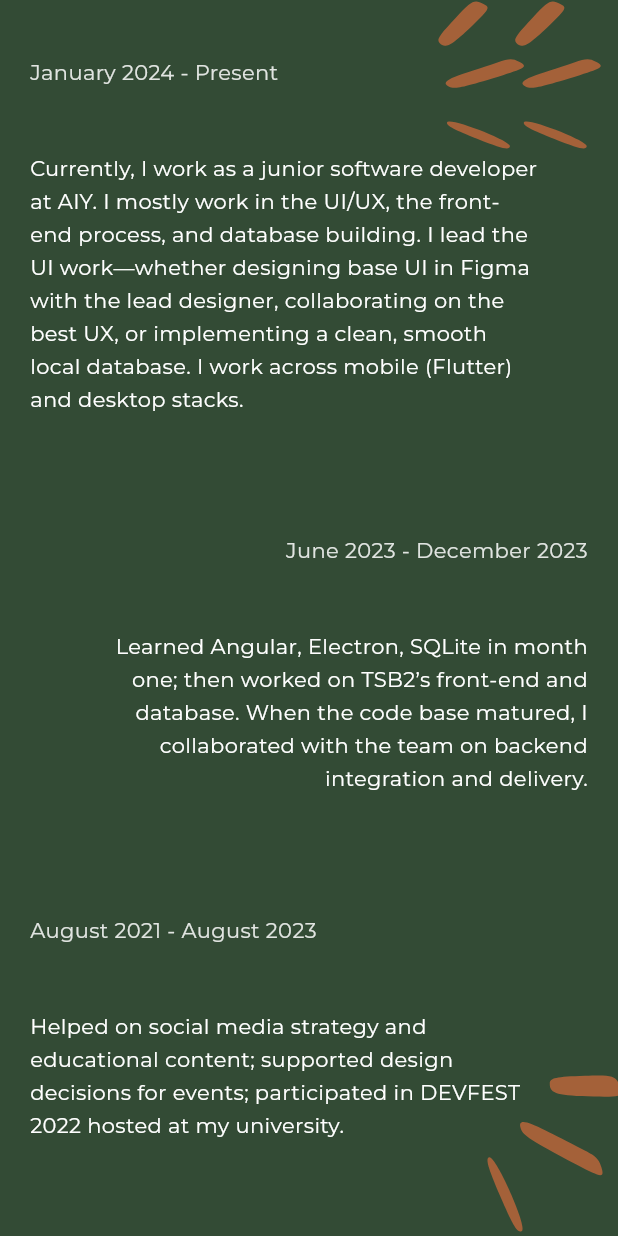
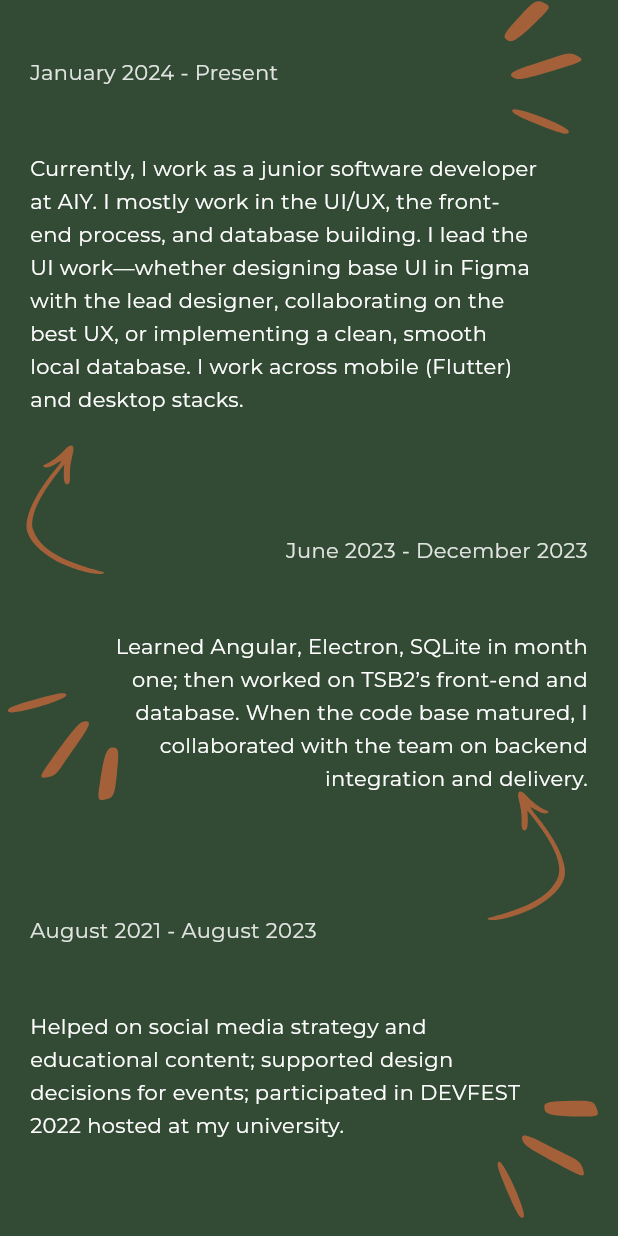
Before and after one commit to Rayane300402/application_portfolio, a Flutter app: the ExperienceSection widget shown alone on an empty page, opened directly, on a phone screen of 412 x 824 dp. Run offline on Flutter 3.47's test engine with Material 3 defaults, Android fonts, the phone set to English and light mode, and no system bars; our stand-ins replace flutter_svg, google_fonts; missing offline and left inert: file_saver; project files that could hold a hidden picture were left out.

Commit message:
experience done

```diff
--- a/lib/features/experienceSection.dart
+++ b/lib/features/experienceSection.dart
@@ -11,6 +11,7 @@ class ExperienceSection extends StatelessWidget {
   Widget build(BuildContext context) {
     final accent = AppTheme.accentOrange74;
     final w = MediaQuery.of(context).size.width;
+    final h = MediaQuery.of(context).size.height;
 
     return Stack(
       clipBehavior: Clip.none,
@@ -51,64 +52,69 @@ class ExperienceSection extends StatelessWidget {
         ),
 
         // ===== Inter-entry accents (2 arrows + 3 excitements) =====
-        // You’ll tweak these `top/left/right` numbers by eye to match your layout.
-        // Using currentColor so tint is controlled here.
-        // ARROW near first entry (to the right)
-        // Positioned(
-        //   top: 0,         // <-- tune
-        //   right: 0,
-        //   child: SvgPicture.asset(
-        //     'assets/images/arrowRight.svg',
-        //     width: 36,
-        //     theme: SvgTheme(currentColor: accent),
-        //   ),
-        // ),
-
-        // ARROW near second entry (to the left)
-        // Positioned(
-        //   top: 0,        // <-- tune
-        //   left: 0,
-        //   child: SvgPicture.asset(
-        //     'assets/images/arrowLeft.svg',
-        //     width: 36,
-        //     theme: SvgTheme(currentColor: accent),
-        //   ),
-        // ),
-
-        // EXCITEMENT #1 (between 1 and 2)
+        // left arrow one
         Positioned(
-          top: 0,        // <-- tune
-          right: - 10,
+          top: h * 0.35,
+          left: 0,
           child: SvgPicture.asset(
-            'assets/images/Excitement.svg',
+            'assets/images/arrowRight.svg',
             width: 100,
             theme: SvgTheme(currentColor: accent),
           ),
         ),
 
-        // EXCITEMENT #2 (behind 2)
+        // right arrow two
         Positioned(
-          bottom: 0,
-          right: -20,
+          top: h * 0.63,         // <-- tune
+          right: -w * 0.2,
+          child: Transform(
+            transform: Matrix4.identity()..scale(-1.0,1.0,1.0),
+            child: SvgPicture.asset(
+              'assets/images/arrowRight.svg',
+              width: 100,
+              theme: SvgTheme(currentColor: accent),
+            ),
+          ),
+        ),
+
+
+        // EXCITEMENT #1 (start)
+        Positioned(
+          top: 0,        // <-- tune
+          right: 5,
+          child: SvgPicture.asset(
+            'assets/images/Excitement.svg',
+            width: 90,
+            theme: SvgTheme(currentColor: accent),
+          ),
+        ),
+
+        // EXCITEMENT #2 (at bottom)
+        Positioned(
+          bottom: 10,
+          right: 0,
           child: Transform.rotate(
             angle: 45 * 3.1415926535 / 180, // 45 degrees in radians
             child: SvgPicture.asset(
               'assets/images/Excitement.svg',
-              width: 120,
+              width: 90,
               theme: SvgTheme(currentColor: AppTheme.accentOrange74),
             ),
           ),
         ),
 
 
-        // EXCITEMENT #3 (between 2 and 3)
+        // EXCITEMENT #3 (between 1 and 2)
         Positioned(
-          top: 0,        // <-- tune
-          right: w * 0.1,
-          child: SvgPicture.asset(
-            'assets/images/Excitement.svg',
-            width: 100,
-            theme: SvgTheme(currentColor: accent),
+          top: h * 0.55,        // <-- tune
+          left: 0,
+          child: Transform.rotate(
+            angle: 143 * 3.1415926535 / 180,
+            child: SvgPicture.asset(
+              'assets/images/Excitement.svg',
+              width: 90,
+              theme: SvgTheme(currentColor: accent),
+            ),
           ),
         ),
       ],
```
